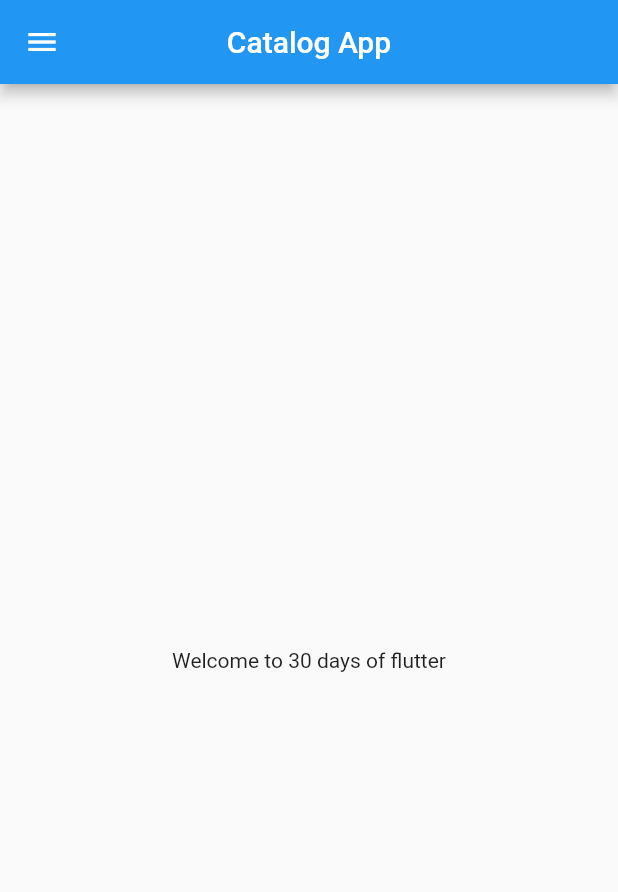
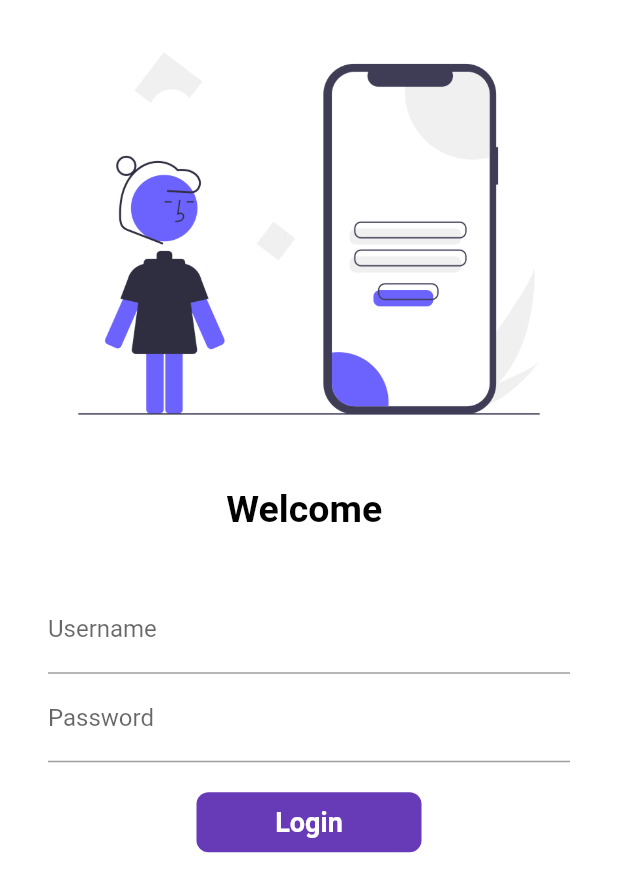
Before and after one commit to rafikali/Catalog-App, a Flutter app: the screen it shows after launch, on a phone screen of 412 x 824 dp. Shown: the top 892 px of the screen. Run offline on Flutter 3.47's test engine with Material 2 defaults, Android fonts, the phone set to English and light mode, and no system bars.

Commit message:
first commit

```diff
--- a/lib/main.dart
+++ b/lib/main.dart
@@ -1,18 +1,37 @@
 import 'package:flutter/material.dart';
+import 'package:helloworld/utiils/routes.dart';
+import 'pages/home_page.dart';
+import 'pages/login_page.dart';
 
-import 'home_page.dart';
 
 void main() {
-  runApp(MyApp());
+  runApp(const MyApp());
 }
 
 
+
 class MyApp extends StatelessWidget {
+  const MyApp({Key? key}) : super(key: key);
+
   @override
   Widget build(BuildContext context) {
 
     return MaterialApp(
-        home: HomePage(),
+
+        themeMode: ThemeMode.light,
+        theme: ThemeData(
+          primarySwatch: Colors.deepPurple,
+
+        ),
+        darkTheme: ThemeData(
+          brightness: Brightness.dark
+        ),
+      initialRoute: "/",
+      routes: {
+      "/": (context) => LoginPage(),
+        MyRoutes.homeRoute: (context) => HomePage(),
+        MyRoutes.loginRoute: (context) => LoginPage(),
+  },
     );
   }
 }
--- a/lib/home_page.dart
+++ b/lib/pages/home_page.dart
@@ -9,7 +9,6 @@ class HomePage extends StatelessWidget {
     return  Scaffold(
       appBar: AppBar(
         title: Text('Catalog App'),
-        centerTitle: true,
       ),
       body: Center(
             child: Container(
@@ -17,6 +16,11 @@ class HomePage extends StatelessWidget {
             ),
         ),
       drawer: Drawer(),
+      floatingActionButton: const FloatingActionButton(
+        onPressed: null,
+        child: Icon(Icons.add),
+        tooltip: 'Add',
+      ),
     );
   }
 }
--- /dev/null
+++ b/lib/pages/login_page.dart
@@ -0,0 +1,146 @@
+import 'dart:async';
+
+import 'package:flutter/material.dart';
+import 'package:helloworld/utiils/routes.dart';
+
+class LoginPage extends StatefulWidget {
+  const LoginPage({Key? key}) : super(key: key);
+
+  @override
+  State<LoginPage> createState() => _LoginPageState();
+}
+
+class _LoginPageState extends State<LoginPage> {
+
+  String name = "";
+  bool changeButton = false;
+  final _formKey = GlobalKey<FormState>();
+
+  moveToHome(BuildContext context) async {
+    if (_formKey.currentState!.validate()) {
+      setState(() {
+        changeButton = true;
+      });
+      await Future.delayed(const Duration(seconds: 1));
+      await Navigator.pushNamed(context, MyRoutes.homeRoute);
+      setState(() {
+        changeButton = false;
+      });
+    }
+  }
+  @override
+  Widget build(BuildContext context) {
+    return  Material(
+      color: Colors.white,
+      child: Column(
+        children: [
+          Image.asset("assets/images/login_image.png",
+            fit: BoxFit.cover,
+          ),
+           const SizedBox(
+             height: 14.0,
+           ),
+           Text(
+            "Welcome $name",
+            style: const TextStyle(
+              fontSize: 25,
+              fontWeight: FontWeight.bold,
+              color: Colors.black,
+            ),),
+           const SizedBox(
+            height: 20.0,
+          ),
+          Padding(
+            padding: const EdgeInsets.symmetric(vertical: 16.0, horizontal: 32.0),
+            child: Form(
+              key: _formKey,
+              child: Column(
+                children: [
+                  TextFormField(
+                    decoration: const InputDecoration(
+                        hintText: "Enter Username",
+                        labelText: "Username"
+                    ),
+                    validator: (value) {
+                      if (value!.isEmpty) {
+                        return "Username can't be empty";
+                      }
+                      return null;
+                    },
+                    onChanged: (value) {
+                      name  = value;
+                      setState(() {
+
+                      });
+                  },
+                  ),
+
+
+                  TextFormField(
+                    obscureText: true,
+                    decoration: const InputDecoration(
+                      hintText: "Enter password",
+                      labelText: "Password",
+                    ),
+                    validator: (value) {
+                      if(value!.isEmpty) {
+                        return "Passoword can't be empty";
+                      }
+                      else if (value.length > 6) {
+                        return "Password should be less than 6 letters";
+                      }
+                      return null;
+                    },
+                  ),
+
+                 const SizedBox(
+                    height: 20.0,
+                   ),
+                  InkWell(
+                    onTap: () => moveToHome(context),
+                    child: AnimatedContainer(
+                      duration: Duration(seconds: 1),
+                      width: changeButton? 40:150,
+                      height: 40,
+                      alignment: Alignment.center,
+                      child: changeButton?
+                      const Icon(
+                          Icons.done,
+                          color:Colors.white
+                      ): const Text(
+                          'Login',
+                      style: TextStyle(
+                        color: Colors.white,
+                        fontWeight: FontWeight.bold,
+                        fontSize: 18,
+
+                      ),),
+                      decoration: BoxDecoration(
+                        color: Colors.deepPurple,
+                        borderRadius: BorderRadius.circular(changeButton? 50:8)
+                      ),
+
+
+                    ),
+
+                  ),
+
+                  // ElevatedButton(
+                  //   style: TextButton.styleFrom(
+                  //       minimumSize: const Size(120, 40),
+                  //   ),
+                  //     onPressed: () {
+                  //       Navigator.pushNamed(context, MyRoutes.homeRoute);
+                  //     },
+                  //     child: Text("Login"),
+                  // )
+                ],
+
+
+              ),
+            ),
+          )
+        ],
+      ),);
+  }
+}
--- /dev/null
+++ b/lib/utiils/routes.dart
@@ -0,0 +1,4 @@
+class MyRoutes {
+  static String loginRoute = "/login";
+  static String homeRoute = "/home";
+}
```
Also changed, not shown: assets/fonts/Lato/OFL.txt (added, +93 -0 lines), pubspec.yaml (+5 -6 lines), assets/fonts/Lato/Lato-Black.ttf (added), assets/fonts/Lato/Lato-BlackItalic.ttf (added), assets/fonts/Lato/Lato-Bold.ttf (added), assets/fonts/Lato/Lato-BoldItalic.ttf (added), assets/fonts/Lato/Lato-Italic.ttf (added), assets/fonts/Lato/Lato-Light.ttf (added), assets/fonts/Lato/Lato-LightItalic.ttf (added), assets/fonts/Lato/Lato-Regular.ttf (added), assets/fonts/Lato/Lato-Thin.ttf (added), assets/fonts/Lato/Lato-ThinItalic.ttf (added), assets/images/login_image.png (added), pubspec.lock.
